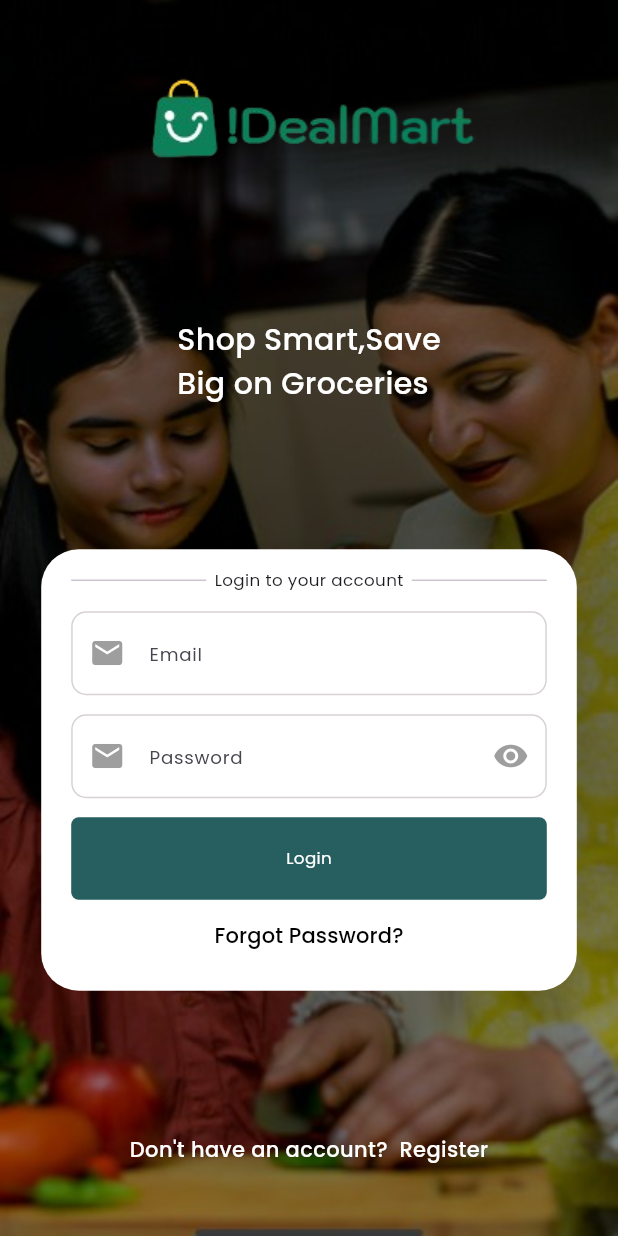
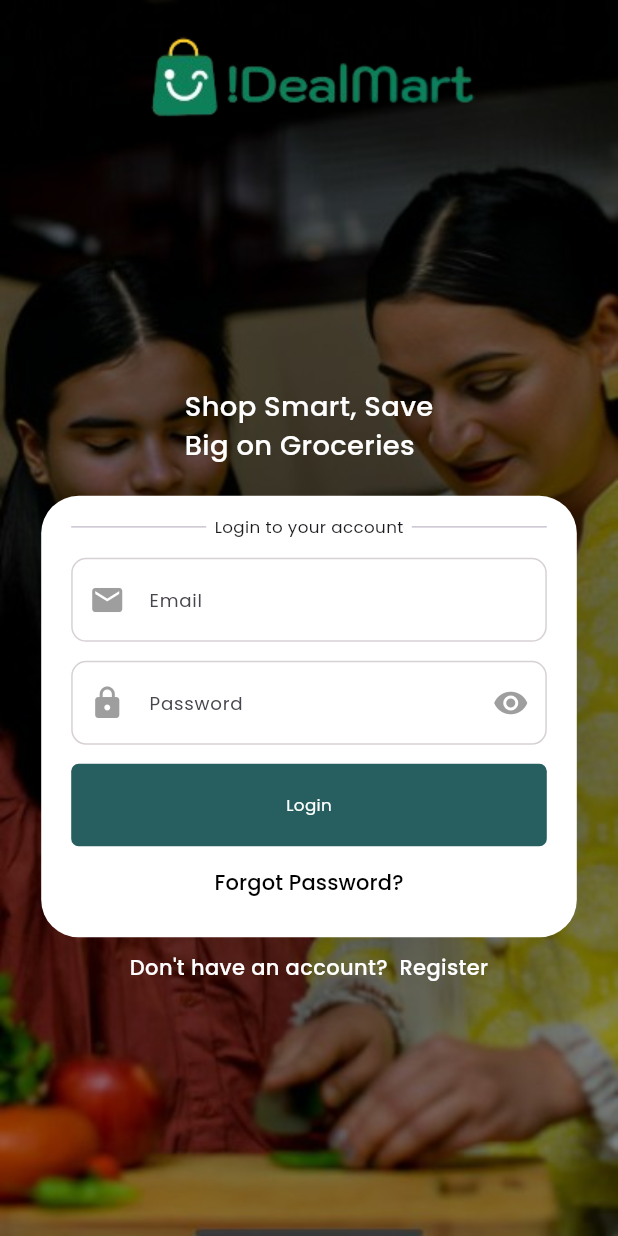
Before and after one commit to Aflah3100/ideal_smart_app_demo, a Flutter app: the screen it shows after launch, on a phone screen of 412 x 824 dp. Run offline on Flutter 3.47's test engine with Material 3 defaults, Android fonts, the phone set to English and light mode, and no system bars; our stand-ins replace flutter_screenutil, google_fonts.

Commit message:
Updated login screen

```diff
--- a/lib/screens/login_screen/login_screen.dart
+++ b/lib/screens/login_screen/login_screen.dart
@@ -19,7 +19,6 @@ class LoginScreen extends StatelessWidget {
   @override
   Widget build(BuildContext context) {
     return Scaffold(
-      //Base-container
       body: Container(
         padding: EdgeInsets.symmetric(horizontal: 25.w),
         width: MediaQuery.sizeOf(context).width,
@@ -29,24 +28,33 @@ class LoginScreen extends StatelessWidget {
                 image: AssetImage(Assets.backgroundImage), fit: BoxFit.fill)),
         child: SafeArea(
           child: Column(
-            mainAxisAlignment: MainAxisAlignment.spaceAround,
-            crossAxisAlignment: CrossAxisAlignment.center,
             children: [
               //Top-heading
-              const Image(
+              Padding(
+                padding: EdgeInsets.only(top: 20.h),
+                child: const Image(
                   image: AssetImage(Assets.appHeading),
                   alignment: Alignment.center,
                 ),
+              ),
+              const Spacer(),
 
+              Column(
+                mainAxisAlignment: MainAxisAlignment.center,
+                crossAxisAlignment: CrossAxisAlignment.center,
+                children: [
                   Text(
-                "Shop Smart,Save\nBig on Groceries",
+                    "Shop Smart, Save\nBig on Groceries",
                     style: AppFonts.poppins(
                         color: Colors.white,
-                    fontSize: 20,
+                        fontSize: 18.sp,
                         fontWeight: FontWeight.w500),
                   ),
+                  SizedBox(
+                    height: 20.h,
+                  ),
 
-              //Siign-in-container
+                  //Sign-in-container
                   Container(
                     width: MediaQuery.sizeOf(context).width,
                     height: 290.h,
@@ -86,7 +94,7 @@ class LoginScreen extends StatelessWidget {
                               },
                               controller: passwordController,
                               icon: const Icon(
-                            Icons.email,
+                                Icons.lock,
                                 color: Colors.grey,
                               ),
                               hintText: "Password"),
@@ -105,15 +113,19 @@ class LoginScreen extends StatelessWidget {
                               TextButton(
                                   onPressed: () {},
                                   child: Text('Forgot Password?',
-                                  style:
-                                      AppFonts.poppins(color: Colors.black))),
+                                      style: AppFonts.poppins(
+                                          color: Colors.black))),
                             ],
                           )
                         ],
                       ),
                     ),
                   ),
+                  SizedBox(
+                    height: 10.h,
+                  ),
 
+                  //Register-text
                   Row(
                     mainAxisAlignment: MainAxisAlignment.center,
                     children: [
@@ -140,6 +152,9 @@ class LoginScreen extends StatelessWidget {
                   )
                 ],
               ),
+              const Spacer()
+            ],
+          ),
         ),
       ),
     );
```
Lines whose indentation alone changed are shown as unchanged.
